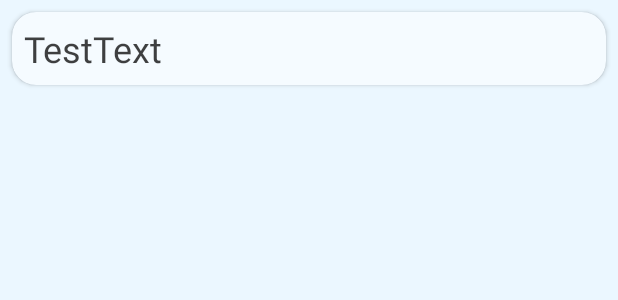
After one commit to kosykt/GB_PProg_HW_APP, an Android app: the layout favorite_item.xml on its own in the app's theme, with its tools: preview values and no code run, on a phone screen of 412 x 824 dp. The commit adds this screen. Shown: the top 300 px of the screen. Run offline under Robolectric (Android 15) with nearby library versions, the phone set to English and light mode, and no system bars.

Commit message:
предварительный набросок работы сохранения любимых слов

```diff
--- a/app/src/main/java/com/example/gb_pprog/data/database/model/RoomModel.kt
+++ b/app/src/main/java/com/example/gb_pprog/data/database/model/RoomModel.kt
@@ -6,6 +6,5 @@ import androidx.room.PrimaryKey
 @Entity
 data class RoomModel(
     @PrimaryKey
-    val word: String,
-    val translation: String
+    val word: String
 )
--- a/app/src/main/java/com/example/gb_pprog/data/repository/DomainRepositoryImpl.kt
+++ b/app/src/main/java/com/example/gb_pprog/data/repository/DomainRepositoryImpl.kt
@@ -1,5 +1,6 @@
 package com.example.gb_pprog.data.repository
 
+import com.example.gb_pprog.data.database.model.RoomModel
 import com.example.gb_pprog.domain.DomainRepository
 import com.example.gb_pprog.domain.model.DomainModel
 
@@ -11,4 +12,8 @@ class DomainRepositoryImpl(
     override suspend fun translate(word: String): List<DomainModel> {
         return network.getData(word).toListDomainModel()
     }
+
+    override suspend fun saveFavorite(domainModel: DomainModel) {
+        database.insert(RoomModel(domainModel.text))
+    }
 }
--- a/app/src/main/java/com/example/gb_pprog/di/DomainModule.kt
+++ b/app/src/main/java/com/example/gb_pprog/di/DomainModule.kt
@@ -2,6 +2,7 @@ package com.example.gb_pprog.di
 
 import com.example.gb_pprog.domain.DomainRepository
 import com.example.gb_pprog.domain.GetTranslateUseCase
+import com.example.gb_pprog.domain.SaveFavoriteUseCase
 import org.koin.dsl.module
 
 val domainModule = module {
@@ -9,4 +10,8 @@ val domainModule = module {
     factory<GetTranslateUseCase> {
         GetTranslateUseCase(domainRepository = get<DomainRepository>())
     }
+
+    factory<SaveFavoriteUseCase> {
+        SaveFavoriteUseCase(domainRepository = get<DomainRepository>())
+    }
 }
--- a/app/src/main/java/com/example/gb_pprog/domain/DomainRepository.kt
+++ b/app/src/main/java/com/example/gb_pprog/domain/DomainRepository.kt
@@ -5,4 +5,6 @@ import com.example.gb_pprog.domain.model.DomainModel
 interface DomainRepository {
 
     suspend fun translate(word: String): List<DomainModel>
+
+    suspend fun saveFavorite(domainModel: DomainModel)
 }
--- a/app/src/main/java/com/example/gb_pprog/presentation/translatorfragment/TranslatorFragment.kt
+++ b/app/src/main/java/com/example/gb_pprog/presentation/translatorfragment/TranslatorFragment.kt
@@ -20,7 +20,10 @@ class TranslatorFragment : Fragment() {
     private val vm by viewModel<TranslatorViewModel>()
 
     private val adapter by lazy {
-        TranslatorAdapter(imageLoader = GlideImageLoader())
+        TranslatorAdapter(
+            imageLoader = GlideImageLoader(),
+            onItemClickListener = vm::saveFavorite
+        )
     }
 
     private var _binding: FragmentTranslatorBinding? = null
--- a/app/src/main/java/com/example/gb_pprog/presentation/translatorfragment/adapter/TranslatorAdapter.kt
+++ b/app/src/main/java/com/example/gb_pprog/presentation/translatorfragment/adapter/TranslatorAdapter.kt
@@ -3,6 +3,7 @@ package com.example.gb_pprog.presentation.translatorfragment.adapter
 import android.view.LayoutInflater
 import android.view.View
 import android.view.ViewGroup
+import android.widget.AdapterView
 import android.widget.ImageView
 import androidx.recyclerview.widget.DiffUtil
 import androidx.recyclerview.widget.ListAdapter
@@ -14,12 +15,16 @@ import com.example.gb_pprog.presentation.imageloader.ImageLoader
 
 class TranslatorAdapter(
     private val imageLoader: ImageLoader<ImageView>,
+    private val onItemClickListener: (DomainModel) -> Unit
 ) : ListAdapter<DomainModel, TranslatorAdapter.TranslatorViewHolder>(TranslatorItemCallback) {
 
     inner class TranslatorViewHolder(private val vb: TranslatorItemBinding) :
         RecyclerView.ViewHolder(vb.root) {
 
         fun showTranslate(dto: DomainModel) {
+            vb.translatorItemFavoriteBtn.setOnClickListener {
+                onItemClickListener(dto)
+            }
             imageLoader.loadInto(
                 url = dto.meanings[0].imageUrl,
                 vb.translatorItemIv
--- /dev/null
+++ b/app/src/main/res/layout/favorite_item.xml
@@ -0,0 +1,22 @@
+<?xml version="1.0" encoding="utf-8"?>
+<androidx.cardview.widget.CardView xmlns:android="http://schemas.android.com/apk/res/android"
+    android:layout_width="match_parent"
+    android:layout_height="wrap_content"
+    android:layout_margin="8dp"
+    style="?attrTranslatorItemCv"
+    xmlns:tools="http://schemas.android.com/tools">
+
+    <LinearLayout
+        android:layout_width="match_parent"
+        android:layout_height="wrap_content"
+        android:orientation="horizontal">
+
+        <TextView
+            android:id="@+id/favorite_item_tv"
+            android:layout_width="match_parent"
+            android:layout_height="match_parent"
+            style="?attr/attrTranslatorItemTvTranslate"
+            tools:text="TestText"/>
+    </LinearLayout>
+
+</androidx.cardview.widget.CardView>
--- a/app/src/main/res/layout/translator_item.xml
+++ b/app/src/main/res/layout/translator_item.xml
@@ -62,10 +62,10 @@
             android:layout_width="wrap_content"
             android:layout_height="wrap_content"
             app:barrierDirection="start"
-            app:constraint_referenced_ids="translator_item_btn" />
+            app:constraint_referenced_ids="translator_item_favorite_btn" />
 
         <androidx.appcompat.widget.AppCompatButton
-            android:id="@+id/translator_item_btn"
+            android:id="@+id/translator_item_favorite_btn"
             android:layout_width="32dp"
             android:layout_height="32dp"
             android:layout_marginVertical="6dp"
```
Also changed, not shown: app/src/main/java/com/example/gb_pprog/di/AppModule.kt (+8 -1 lines), app/src/main/java/com/example/gb_pprog/domain/SaveFavoriteUseCase.kt (added, +11 -0 lines), app/src/main/java/com/example/gb_pprog/presentation/favoritefragment/FavoriteFragment.kt (+9 -2 lines), app/src/main/java/com/example/gb_pprog/presentation/favoritefragment/viewmodel/FavoriteViewModel.kt (added, +9 -0 lines), app/src/main/java/com/example/gb_pprog/presentation/translatorfragment/viewmodel/TranslatorViewModel.kt (+8 -0 lines), app/src/main/res/layout/fragment_favorite.xml (+14 -5 lines).
